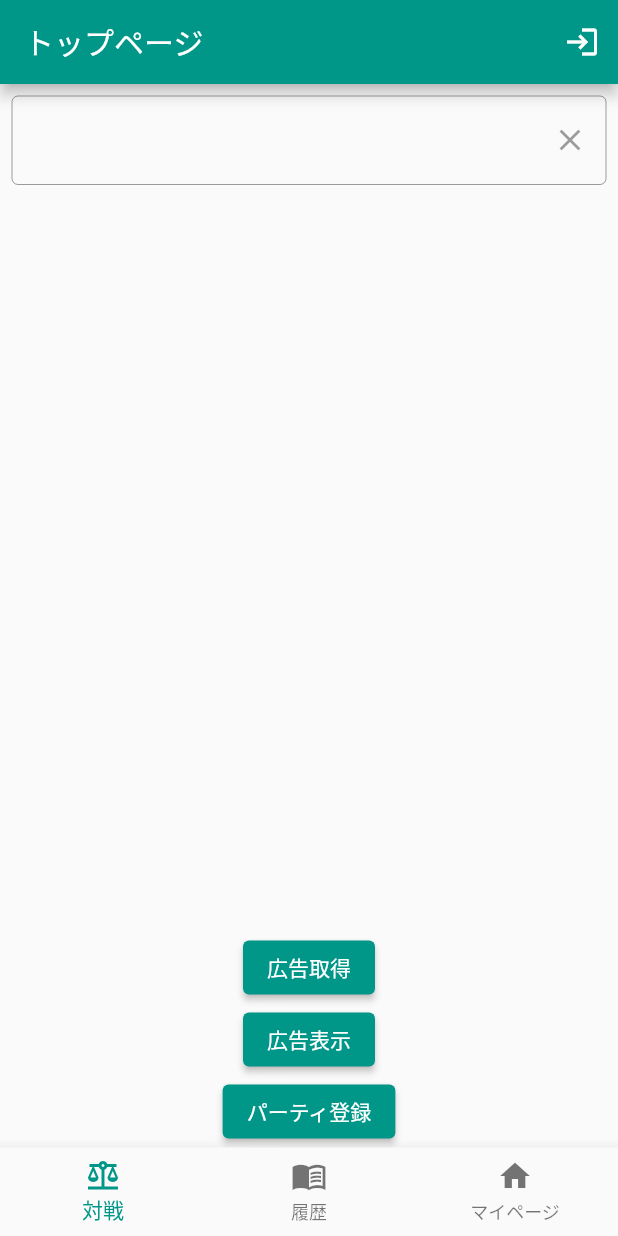
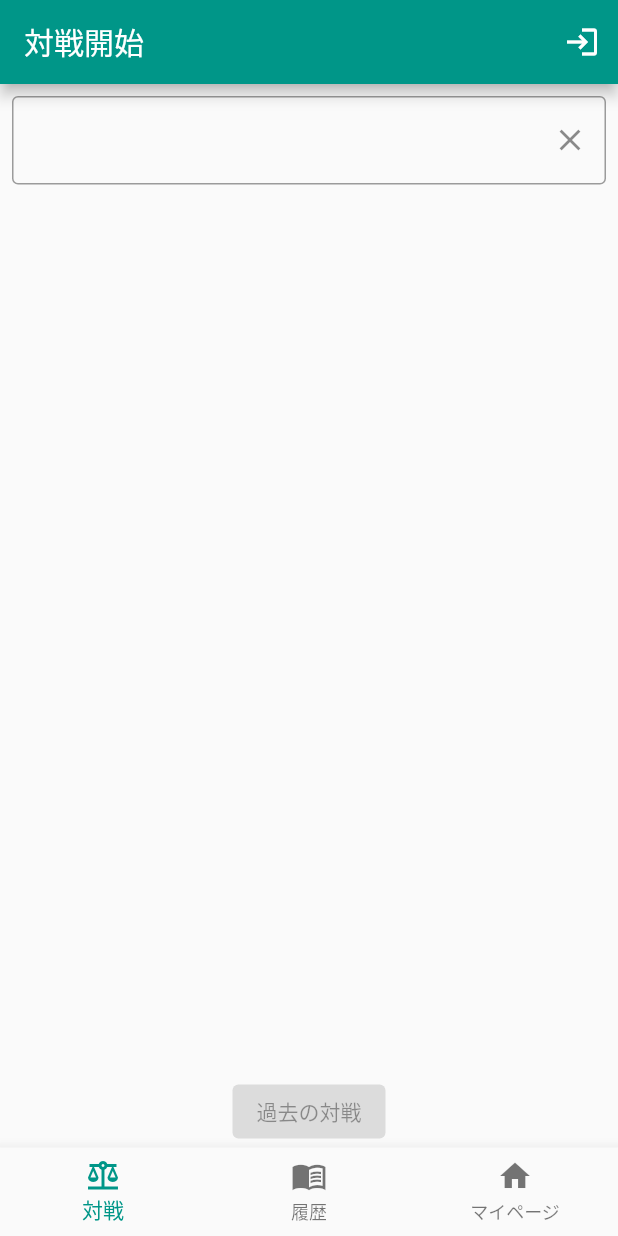
Before and after one commit to miyasic/PokeScouter, a Flutter app: the screen it shows after launch, on a phone screen of 412 x 824 dp. Run offline on Flutter 3.47's test engine with Material 2 defaults, Android fonts, the phone set to English and light mode, and no system bars; our stand-ins replace badges, cloud_firestore, email_validator, firebase_auth, firebase_core, flutter_hooks and 5 more; missing offline and left inert: roggle, trotter; accounts and stored records are empty.

Commit message:
BattleStartPageを用意しました。

```diff
--- a/lib/constants/route_path.dart
+++ b/lib/constants/route_path.dart
@@ -5,9 +5,11 @@ const kPageNameHistory = "履歴";
 const kPageNameBattleHistory = "対戦履歴";
 const kPageNamePartyList = "パーティ一覧";
 const kPageNamePartyRegister = "パーティ登録";
+const kPageNameBattleStart = "対戦開始";
 
 const kPagePathTop = "/battle";
 const kPagePathNext = "/next";
 const kPagePathLogin = "/login";
 const kPagePathHistory = "/history";
 const kPagePathPartyRegister = "/party_register";
+const kPagePathBattleStart = "/battle/start";
--- a/lib/presentation/Widget/tab.dart
+++ b/lib/presentation/Widget/tab.dart
@@ -35,7 +35,7 @@ class ScaffoldWithNavBar extends StatelessWidget {
 
   static int _calculateSelectedIndex(BuildContext context) {
     final String location = GoRouterState.of(context).location;
-    if (location.startsWith(kPagePathTop)) {
+    if (location.startsWith(kPagePathBattleStart)) {
       return 0;
     }
     if (location.startsWith(kPagePathHistory)) {
@@ -50,7 +50,7 @@ class ScaffoldWithNavBar extends StatelessWidget {
   void _onItemTapped(int index, BuildContext context) {
     switch (index) {
       case 0:
-        context.go(kPagePathTop);
+        context.go(kPagePathBattleStart);
         break;
       case 1:
         context.go(kPagePathHistory);
--- /dev/null
+++ b/lib/presentation/battle_start/battle_start_page.dart
@@ -0,0 +1,99 @@
+import 'package:badges/badges.dart';
+import 'package:flutter/material.dart';
+import 'package:flutter_template/constants/route_path.dart';
+import 'package:flutter_template/presentation/Widget/pokemon_textfield.dart';
+import 'package:flutter_template/presentation/Widget/pokemon_widget.dart';
+import 'package:flutter_template/presentation/top/top_page_state.dart';
+import 'package:flutter_template/repository/admob_repository.dart';
+import 'package:flutter_template/util/pokemon_suggest.dart';
+import 'package:go_router/go_router.dart';
+import 'package:hooks_riverpod/hooks_riverpod.dart';
+
+import '../../domain/pokemon.dart';
+import '../../util/logger.dart';
+import '../Widget/show_dialog.dart';
+
+class BattleStartPage extends HookConsumerWidget {
+  const BattleStartPage({super.key});
+
+  @override
+  Widget build(BuildContext context, WidgetRef ref) {
+    final pokemonListNotifier =
+        ref.read(pokemonListProvider(kPageNameBattleStart).notifier);
+    List<Pokemon> pokemonListState =
+        ref.watch(pokemonListProvider(kPageNameBattleStart));
+    return Scaffold(
+      appBar: AppBar(
+        title: const Text(kPageNameBattleStart),
+        actions: [
+          IconButton(
+            onPressed: () {
+              context.push(kPagePathLogin);
+            },
+            icon: const Icon(Icons.login),
+          ),
+        ],
+      ),
+      body: Column(
+        children: [
+          Padding(
+            padding: const EdgeInsets.all(8.0),
+            child: PokemonTextField(
+              enabled: pokemonListState.length < 6,
+              onSelected: (String pokemonName) {
+                pokemonListNotifier.addPokemon(ref
+                    .read(pokemonSuggestStateProvider.notifier)
+                    .getPokemon(pokemonName));
+              },
+            ),
+          ),
+          Expanded(
+            child: ReorderableListView.builder(
+              itemCount: pokemonListState.length,
+              itemBuilder: (BuildContext context, int index) {
+                return Padding(
+                  key: ValueKey(pokemonListState[index]),
+                  padding: const EdgeInsets.fromLTRB(16, 8, 16, 0),
+                  child: InkWell(
+                      onDoubleTap: () {
+                        pokemonListNotifier.removePokemon(index);
+                      },
+                      child: Badge(
+                          position: BadgePosition.topStart(),
+                          badgeColor: Theme.of(context).primaryColorDark,
+                          badgeContent: Text((index + 1).toString()),
+                          child: PokemonWidget(pokemonListState[index]))),
+                );
+              },
+              onReorder: (int oldIndex, int newIndex) {
+                pokemonListNotifier.reorderList(oldIndex, newIndex);
+              },
+            ),
+          ),
+          ElevatedButton(
+            onPressed: pokemonListState.isEmpty
+                ? null
+                : () async {
+                    ref
+                        .read(
+                            pokemonListProvider(kPageNameBattleStart).notifier)
+                        .setParty(
+                            title: "パーティの名前",
+                            showLoginDialog: () async {
+                              await showConfirmDialog(
+                                  context: context,
+                                  title: 'ログインしてください。',
+                                  okText: 'ログインページを開く。',
+                                  message: '過去の対戦を表示するにはログインが必要です。',
+                                  function: () {
+                                    context.push(kPagePathLogin);
+                                  });
+                            });
+                  },
+            child: const Text("過去の対戦"),
+          ),
+        ],
+      ),
+    );
+  }
+}
--- a/lib/router.dart
+++ b/lib/router.dart
@@ -1,6 +1,7 @@
 import 'package:flutter/material.dart';
 import 'package:flutter_template/constants/provider_name.dart';
 import 'package:flutter_template/presentation/Widget/tab.dart';
+import 'package:flutter_template/presentation/battle_start/battle_start_page.dart';
 import 'package:flutter_template/presentation/history/history_page.dart';
 import 'package:flutter_template/presentation/login/login_page.dart';
 import 'package:flutter_template/presentation/party_register/party_register_page.dart';
@@ -16,7 +17,7 @@ final GlobalKey<NavigatorState> _shellNavigatorKey =
 
 final routerProvider = Provider<GoRouter>((ref) {
   return GoRouter(
-    initialLocation: kPagePathTop,
+    initialLocation: kPagePathBattleStart,
     routes: [
       ShellRoute(
           navigatorKey: _shellNavigatorKey,
@@ -31,6 +32,12 @@ final routerProvider = Provider<GoRouter>((ref) {
                 return const TopPage();
               },
             ),
+            GoRoute(
+                name: kPageNameBattleStart,
+                path: kPagePathBattleStart,
+                builder: (BuildContext context, GoRouterState state) {
+                  return const BattleStartPage();
+                }),
             GoRoute(
                 name: kPageNameHistory,
                 path: kPagePathHistory,
```
